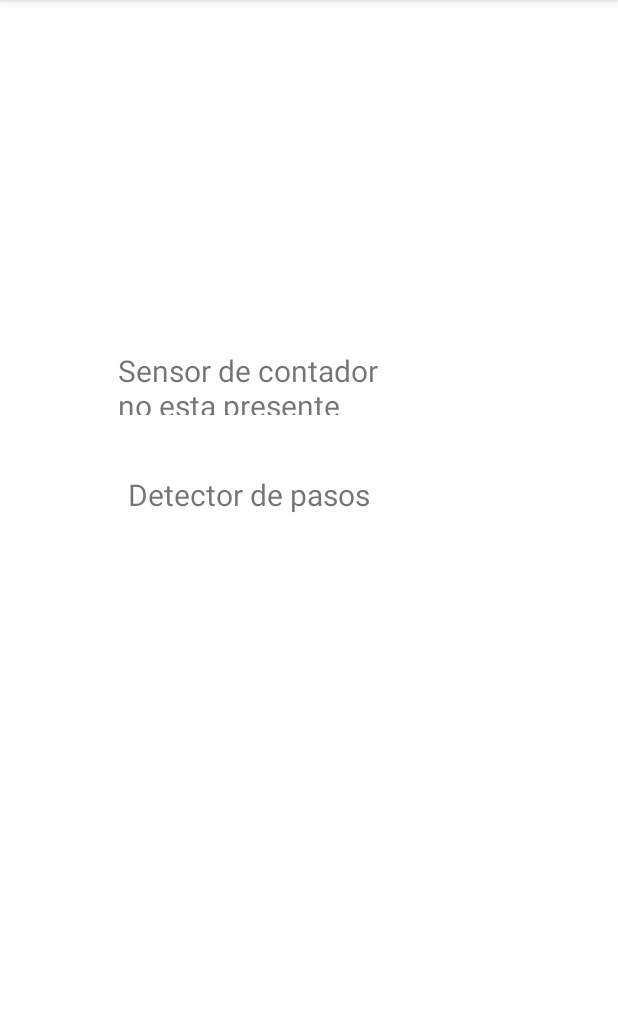
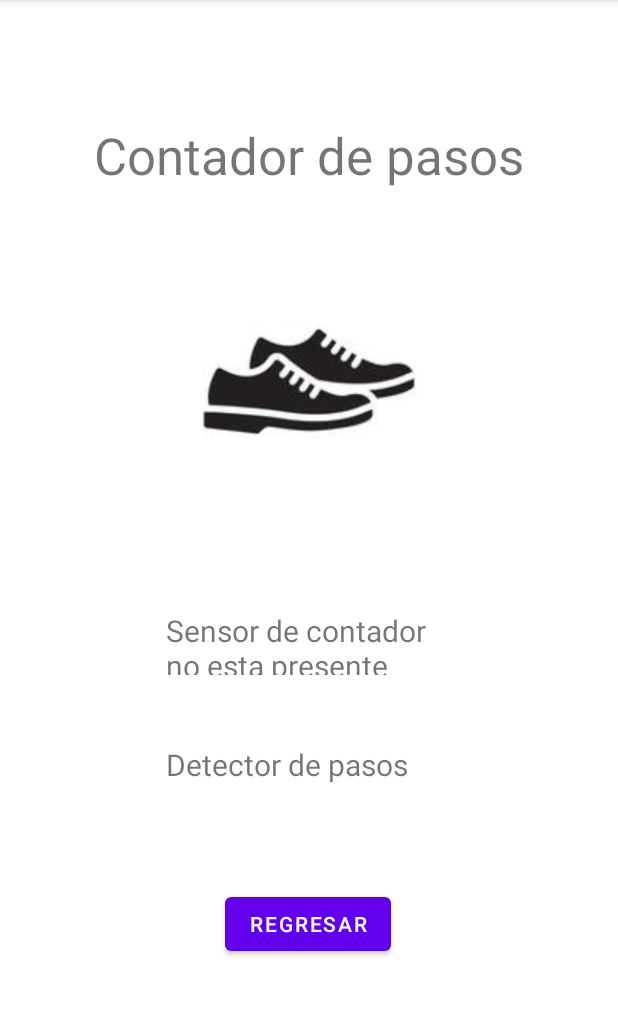
Before and after one commit to anelp04/ProyectoFinalSensoresPRMS, an Android app: the Pasos screen opened directly, with no data from a screen before it, on a phone screen of 412 x 824 dp, the part 84-1100 px from its top. Run offline under Robolectric (Android 15) with nearby library versions, the phone set to English and light mode, and no system bars.

Commit message:
implementacion del boton regresar en Contador de pasos

```diff
--- a/app/src/main/java/com/example/proyectosensores/Pasos.java
+++ b/app/src/main/java/com/example/proyectosensores/Pasos.java
@@ -4,13 +4,16 @@ import androidx.appcompat.app.AppCompatActivity;
 import androidx.core.content.ContextCompat;
 
 import android.Manifest;
+import android.content.Intent;
 import android.content.pm.PackageManager;
 import android.hardware.Sensor;
 import android.hardware.SensorEvent;
 import android.hardware.SensorEventListener;
 import android.hardware.SensorManager;
 import android.os.Bundle;
+import android.view.View;
 import android.view.WindowManager;
+import android.widget.Button;
 import android.widget.TextView;
 
 public class Pasos extends AppCompatActivity implements SensorEventListener{
@@ -20,11 +23,21 @@ public class Pasos extends AppCompatActivity implements SensorEventListener{
     private Sensor mStepcounter;
     private boolean isCounterSensorPresent;
     int stepCount = 0;
+    private Button btnregre;
+
 
     @Override
     protected void onCreate(Bundle savedInstanceState) {
         super.onCreate(savedInstanceState);
         setContentView(R.layout.activity_pasos);
+
+        btnregre = findViewById(R.id.btnregresar2);
+        btnregre.setOnClickListener(new View.OnClickListener() {
+            public void onClick(View view) {
+                Intent intent = new Intent(getApplicationContext(), MainActivity.class);
+                startActivity(intent);
+            }
+        });
 
         if(ContextCompat.checkSelfPermission(this, Manifest.permission.ACTIVITY_RECOGNITION) == PackageManager.PERMISSION_DENIED){
             requestPermissions(new String[]{Manifest.permission.ACTIVITY_RECOGNITION}, 0);
--- /dev/null
+++ b/app/src/main/res/drawable/pasosimagen.xml
@@ -0,0 +1,4 @@
+<?xml version="1.0" encoding="utf-8"?>
+<selector xmlns:android="http://schemas.android.com/apk/res/android">
+
+</selector>
--- a/app/src/main/res/layout/activity_pasos.xml
+++ b/app/src/main/res/layout/activity_pasos.xml
@@ -7,6 +7,22 @@
     android:layout_height="match_parent"
     tools:context=".Pasos">
 
+    <Button
+        android:id="@+id/btnregresar2"
+        android:layout_width="wrap_content"
+        android:layout_height="wrap_content"
+        android:layout_alignParentStart="true"
+        android:layout_alignParentTop="true"
+        android:layout_alignParentEnd="true"
+        android:layout_alignParentBottom="true"
+        android:text="@string/regresar"
+        app:layout_constraintBottom_toBottomOf="parent"
+        app:layout_constraintEnd_toEndOf="parent"
+        app:layout_constraintHorizontal_bias="0.498"
+        app:layout_constraintStart_toStartOf="parent"
+        app:layout_constraintTop_toTopOf="parent"
+        app:layout_constraintVertical_bias="0.822" />
+
     <TextView
         android:id="@+id/textView5"
         android:layout_width="191dp"
@@ -15,10 +31,9 @@
         android:textSize="20sp"
         app:layout_constraintBottom_toBottomOf="parent"
         app:layout_constraintEnd_toEndOf="parent"
-        app:layout_constraintHorizontal_bias="0.356"
         app:layout_constraintStart_toStartOf="parent"
         app:layout_constraintTop_toTopOf="parent"
-        app:layout_constraintVertical_bias="0.322" />
+        app:layout_constraintVertical_bias="0.561" />
 
     <TextView
         android:id="@+id/textView6"
@@ -28,8 +43,32 @@
         android:textSize="20sp"
         app:layout_constraintBottom_toBottomOf="parent"
         app:layout_constraintEnd_toEndOf="parent"
-        app:layout_constraintHorizontal_bias="0.375"
+        app:layout_constraintHorizontal_bias="0.484"
         app:layout_constraintStart_toStartOf="parent"
         app:layout_constraintTop_toTopOf="parent"
-        app:layout_constraintVertical_bias="0.436" />
+        app:layout_constraintVertical_bias="0.684" />
+
+    <ImageView
+        android:id="@+id/imageView"
+        android:layout_width="225dp"
+        android:layout_height="210dp"
+        app:layout_constraintBottom_toBottomOf="parent"
+        app:layout_constraintEnd_toEndOf="parent"
+        app:layout_constraintStart_toStartOf="parent"
+        app:layout_constraintTop_toTopOf="parent"
+        app:layout_constraintVertical_bias="0.268"
+        app:srcCompat="@drawable/shoes_glyph_icon_free_vector"
+        android:contentDescription="TODO" />
+
+    <TextView
+        android:id="@+id/textView7"
+        android:layout_width="wrap_content"
+        android:layout_height="wrap_content"
+        android:text="@string/contador_de_pasos1"
+        android:textSize="34sp"
+        app:layout_constraintBottom_toBottomOf="parent"
+        app:layout_constraintEnd_toEndOf="parent"
+        app:layout_constraintStart_toStartOf="parent"
+        app:layout_constraintTop_toTopOf="parent"
+        app:layout_constraintVertical_bias="0.112" />
 </androidx.constraintlayout.widget.ConstraintLayout>
--- a/app/src/main/res/values/strings.xml
+++ b/app/src/main/res/values/strings.xml
@@ -10,4 +10,6 @@
     <string name="sotw_northwest">NW</string>
     <string name="contador_de_pasos">Contador de pasos</string>
     <string name="detector_de_pasos">Detector de pasos</string>
+    <string name="regresar">Regresar</string>
+    <string name="contador_de_pasos1">Contador de pasos</string>
 </resources>
```
Also changed, not shown: app/src/main/res/drawable/shoes_glyph_icon_free_vector.png (added).
